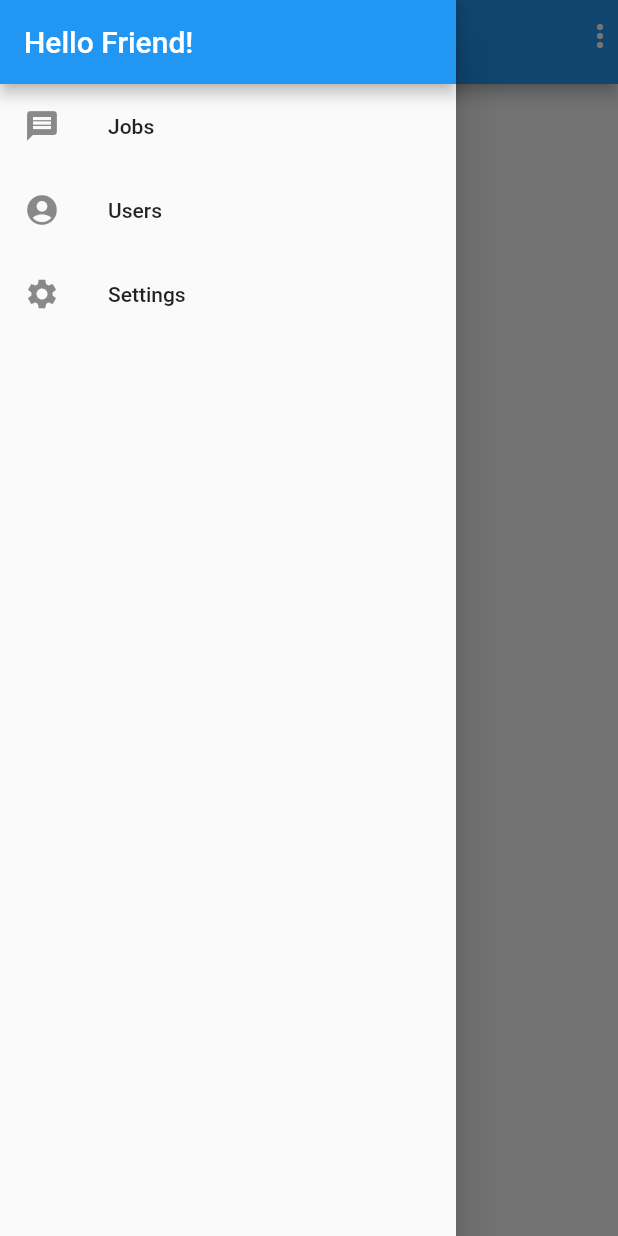
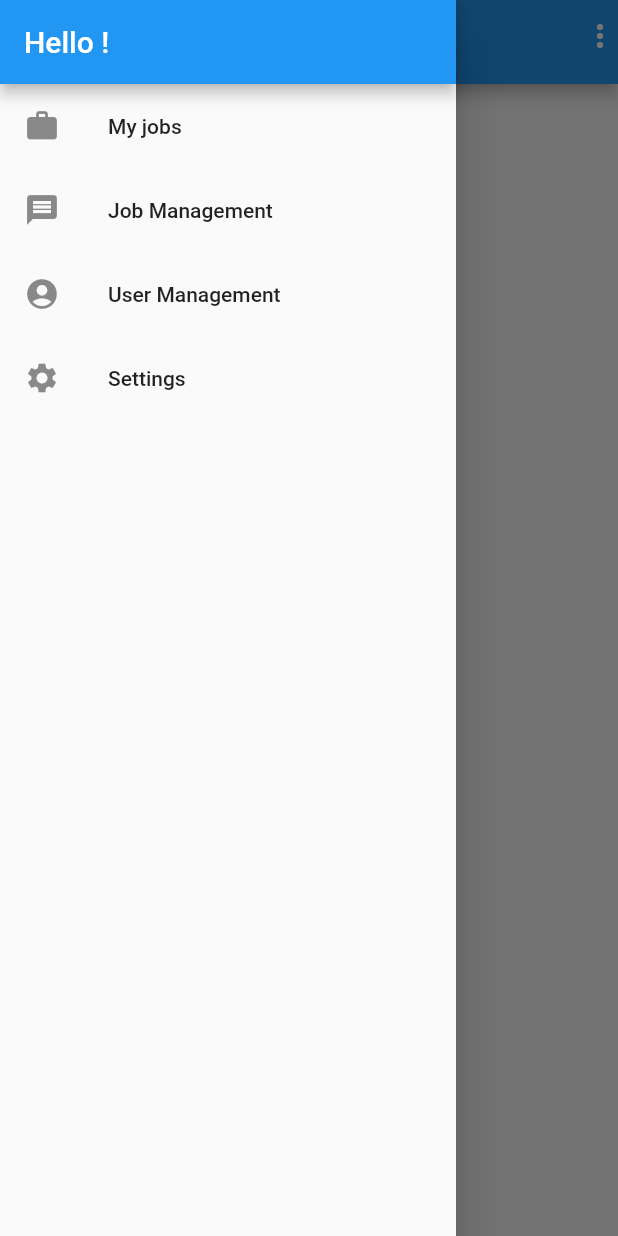
Before and after one commit to fengzhu1980/sunrise_job_management, a Flutter app: the screen it shows once a user with an empty profile is signed in, with the side drawer open, on a phone screen of 412 x 824 dp. Run offline on Flutter 3.47's test engine with Material 2 defaults, Android fonts, the phone set to English and light mode, and no system bars; our stand-ins replace cloud_firestore, firebase_auth; accounts and stored records are empty.

Commit message:
Add create new job page.

```diff
--- a/lib/main.dart
+++ b/lib/main.dart
@@ -4,6 +4,8 @@ import 'package:flutter/material.dart';
 import 'package:sunrise_job_management/pages/auth_page.dart';
 import 'package:sunrise_job_management/pages/jobs_overview_page.dart';
 import 'package:sunrise_job_management/pages/splash_page.dart';
+import 'package:sunrise_job_management/pages/jobs_page.dart';
+import 'package:sunrise_job_management/pages/edit_job_page.dart';
 
 void main() {
   runApp(MyApp());
@@ -22,7 +24,9 @@ class MyApp extends StatelessWidget {
         // closer together (more dense) than on mobile platforms.
         visualDensity: VisualDensity.adaptivePlatformDensity,
       ),
-      home: StreamBuilder(stream: FirebaseAuth.instance.onAuthStateChanged, builder: (ctx, userSnapshot) {
+      home: StreamBuilder(
+        stream: FirebaseAuth.instance.onAuthStateChanged,
+        builder: (ctx, userSnapshot) {
           if (userSnapshot.connectionState == ConnectionState.waiting) {
             return SplashPage();
           }
@@ -31,7 +35,13 @@ class MyApp extends StatelessWidget {
           } else {
             return AuthPage();
           }
-      },),
+        },
+      ),
+      routes: {
+        JobsPage.routeName: (ctx) => JobsPage(),
+        EditJobPage.routeName: (ctx) => EditJobPage(),
+        JobsOverviewPage.routeName: (ctx) => JobsOverviewPage(),
+      },
     );
   }
 }
--- /dev/null
+++ b/lib/models/job.dart
@@ -0,0 +1,45 @@
+import 'package:flutter/material.dart';
+
+class Job {
+  final String id;
+  final String code;
+  final String title;
+  final String address;
+  String stage;
+  final String serviceDate;
+  final String startDateTime;
+  final String endDateTime;
+  final String createdAt;
+  final List tasks;
+  final String customerId;
+
+  Job({
+    @required this.id,
+    @required this.code,
+    @required this.title,
+    @required this.address,
+    this.stage = 'upcoming',
+    @required this.serviceDate,
+    this.startDateTime,
+    this.endDateTime,
+    @required this.createdAt,
+    @required this.tasks,
+    @required this.customerId,
+  });
+
+  Map<String, dynamic> toMap() {
+    return {
+      'id': id,
+      'code': code,
+      'title': title,
+      'address': address,
+      'stage': stage,
+      'serviceDate': serviceDate,
+      'startDateTime': startDateTime,
+      'endDateTime': endDateTime,
+      'createdAt': createdAt,
+      'tasks': tasks,
+      'customerId': customerId,
+    };
+  }
+}
--- a/lib/models/user.dart
+++ b/lib/models/user.dart
@@ -3,7 +3,7 @@ import 'package:flutter/material.dart';
 class User {
   final String id;
   final String avatar;
-  final DateTime createdAt;
+  final String createdAt;
   final String email;
   final bool isActive;
   final String username;
--- a/lib/pages/jobs_overview_page.dart
+++ b/lib/pages/jobs_overview_page.dart
@@ -1,23 +1,43 @@
+import 'package:cloud_firestore/cloud_firestore.dart';
+import 'package:firebase_auth/firebase_auth.dart';
 import 'package:flutter/material.dart';
+
 import 'package:sunrise_job_management/widgets/public/app_drawer.dart';
 import 'package:sunrise_job_management/widgets/public/top_bar.dart';
 
-class JobsOverviewPage extends StatefulWidget {
-  @override
-  _JobsOverviewPageState createState() => _JobsOverviewPageState();
-}
+class JobsOverviewPage extends StatelessWidget {
+  static const routeName = '/jobs_overview';
 
-class _JobsOverviewPageState extends State<JobsOverviewPage> {
   @override
   Widget build(BuildContext context) {
+    return FutureBuilder(
+      future: FirebaseAuth.instance.currentUser(),
+      builder: (ctx, futureSnapshot) {
+        if (futureSnapshot.connectionState == ConnectionState.waiting) {
+          return Center(
+            child: CircularProgressIndicator(),
+          );
+        }
+        return StreamBuilder(
+            stream: Firestore.instance.collection('users').document(futureSnapshot.data.uid).snapshots(),
+            builder: (ctx, userSnapshot) {
+              if (userSnapshot.connectionState == ConnectionState.waiting) {
+                return Center(
+                  child: CircularProgressIndicator(),
+                );
+              }
+              final userData = userSnapshot.data;
               return Scaffold(
-      appBar: TopBar('Jobs'),
-      drawer: AppDrawer(),
+                appBar: TopBar('My Jobs'),
+                drawer: AppDrawer(userData),
                 body: Center(
                   child: Container(
                     child: Text('overview'),
                   ),
                 ),
               );
+            });
+      },
+    );
   }
 }
--- a/lib/widgets/public/app_drawer.dart
+++ b/lib/widgets/public/app_drawer.dart
@@ -1,23 +1,43 @@
 import 'package:flutter/material.dart';
+import 'package:sunrise_job_management/models/user.dart';
+
+import '../../pages/jobs_page.dart';
+import '../../pages/jobs_overview_page.dart';
 
 class AppDrawer extends StatelessWidget {
+  AppDrawer(this.userData);
+
+  final dynamic userData;
   @override
   Widget build(BuildContext context) {
+    print('aaaaa');
+    print(userData);
+    print(userData['email']);
     return Drawer(
       child: ListView(
         padding: EdgeInsets.zero,
         children: <Widget>[
           AppBar(
-            title: Text('Hello Friend!'),
+            title: Text('Hello ${userData['username']}!'),
             automaticallyImplyLeading: false,
           ),
           ListTile(
+            leading: const Icon(Icons.work),
+            title: const Text('My jobs'),
+            onTap: () {
+              Navigator.of(context).pop();
+            },
+          ),
+          ListTile(
             leading: Icon(Icons.message),
-            title: Text('Jobs'),
+            title: Text('Job Management'),
+            onTap: () {
+              Navigator.of(context).pushNamed(JobsPage.routeName);
+            },
           ),
           ListTile(
             leading: Icon(Icons.account_circle),
-            title: Text('Users'),
+            title: Text('User Management'),
           ),
           ListTile(
             leading: Icon(Icons.settings),
--- a/pubspec.yaml
+++ b/pubspec.yaml
@@ -31,6 +31,7 @@ dependencies:
   cloud_firestore: ^0.13.6
   firebase_auth: ^0.16.1
   firebase_storage: ^3.1.6
+  shared_preferences: ^0.5.7+3
 
 dev_dependencies:
   flutter_test:
```
Also changed, not shown: lib/models/customer.dart (added, +39 -0 lines), lib/pages/auth_page.dart (+12 -3 lines), lib/pages/edit_job_page.dart (added, +28 -0 lines), lib/pages/jobs_page.dart (added, +27 -0 lines), lib/widgets/job/job_form.dart (added, +145 -0 lines), pubspec.lock, 1 other file. Lines whose indentation alone changed are shown as unchanged.
